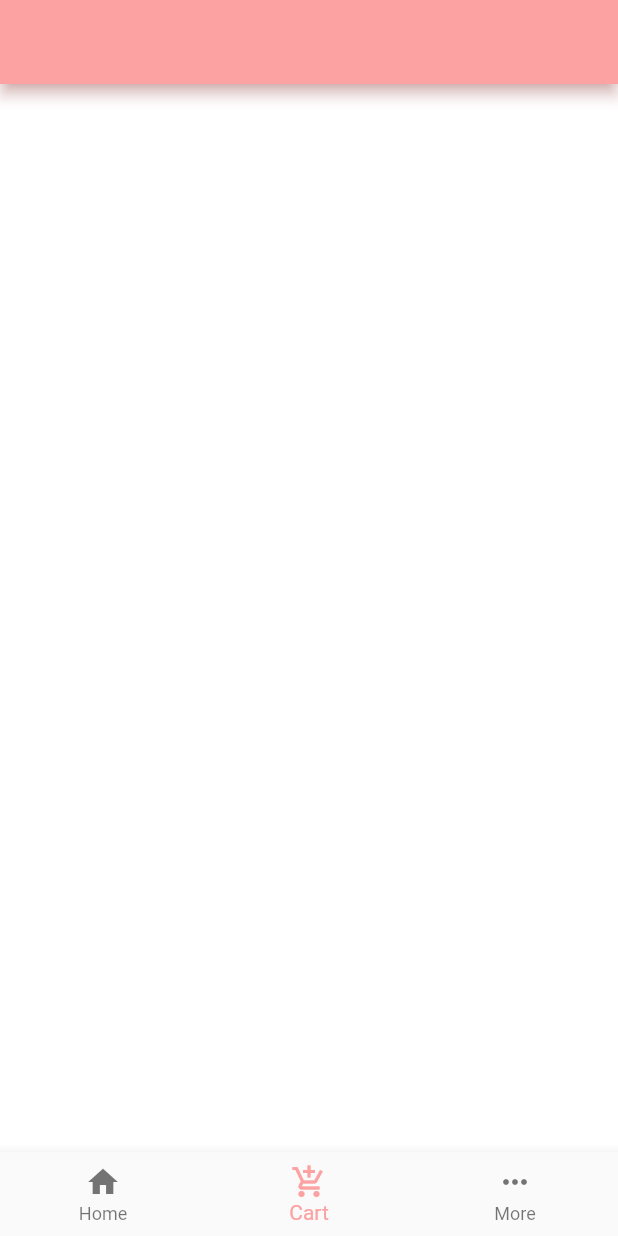
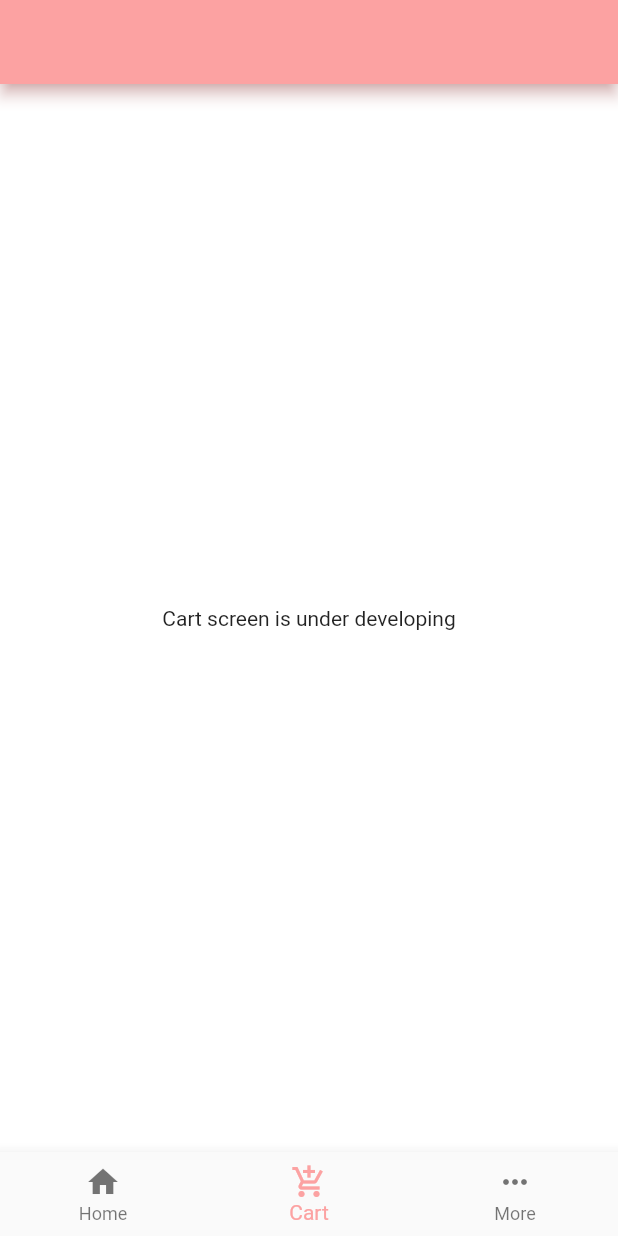
Before and after one commit to itsmebabysmiley/karkarapp, a Flutter app: the HomePage screen opened by its route, item 2 of the bottom bar chosen, on a phone screen of 412 x 824 dp. Run offline on Flutter 3.47's test engine with Material 2 defaults, Android fonts, the phone set to English and light mode, and no system bars; our stand-ins replace flutter_rating_bar.

Commit message:
uploaded cart.dart

```diff
--- a/lib/screens/cart/cart.dart
+++ b/lib/screens/cart/cart.dart
@@ -10,8 +10,8 @@ class CartScreen extends StatefulWidget {
 class _CartScreenState extends State<CartScreen> {
   @override
   Widget build(BuildContext context) {
-    return Container(
-
+    return Center(
+      child : Text('Cart screen is under developing'),
     );
   }
 }
```
